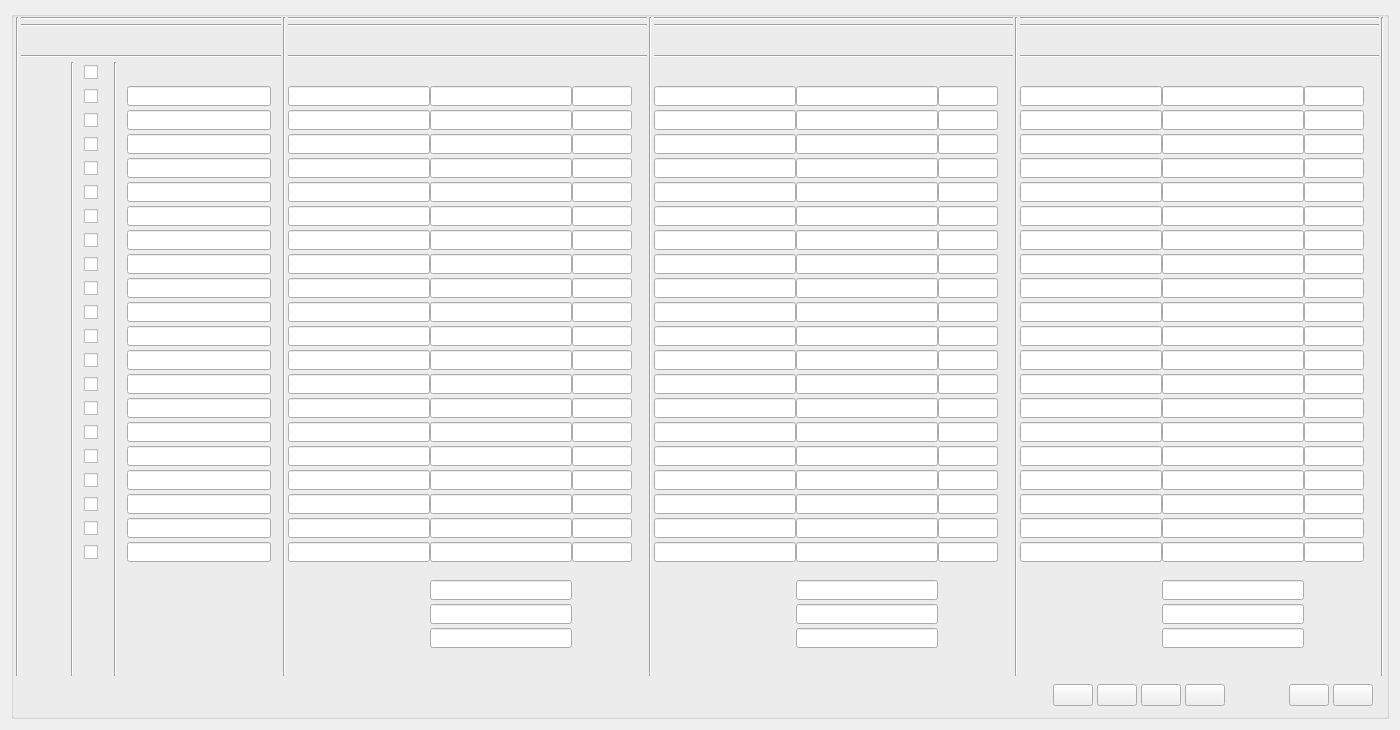
Old version of the form Contor/dialog.ui in the repository cagavriloaie/WFlowLab.
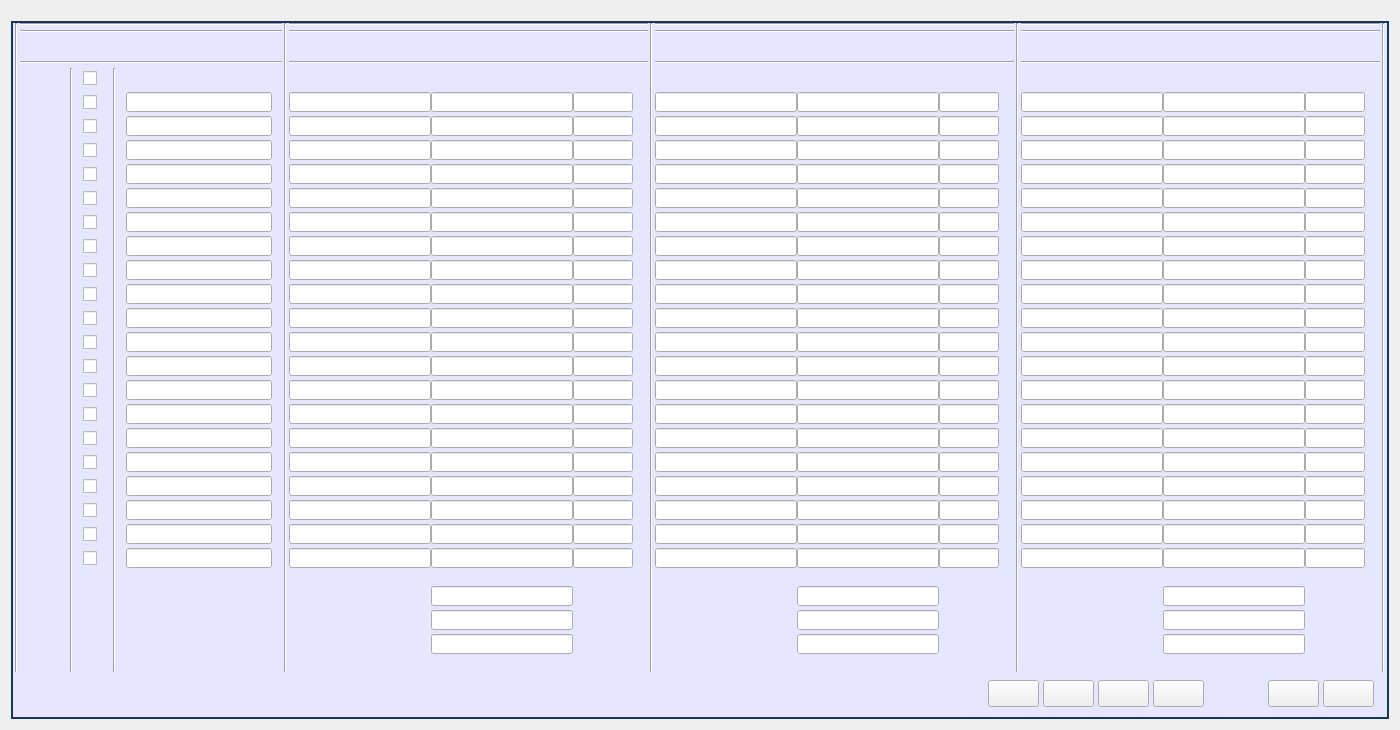
New version of the form. Icons and pictures are not drawn.

```diff
--- a/Contor/dialog.ui
+++ b/Contor/dialog.ui
@@ -33,7 +33,72 @@
     <normaloff>:/images/icons8-blur-80.png</normaloff>:/images/icons8-blur-80.png</iconset>
   </property>
   <property name="styleSheet">
-   <string notr="true">QEdit 
+   <string notr="true">QLabel 
+{
+	font-family: &quot;Segoe UI&quot;;
+	font-size: 12pt;
+}
+
+
+QPushButton 
+{
+	font-family: &quot;Segoe UI&quot;;
+	font-size: 12pt;
+}
+
+QComboBox 
+{
+	font-family: &quot;Segoe UI&quot;;
+	font-size: 12pt;
+}
+
+QGroupBox  {
+    border: 2px solid gray;
+    border-color: #FF17365D;
+    background-color: #E6E6FF;
+	font-family: &quot;Segoe UI&quot;;
+	font-size: 12pt;
+    margin-top: 10px;
+}
+
+QGroupBox::title {
+    subcontrol-origin: margin;
+    left: 7px;
+    padding: -5px 5px 0px 5px;
+}
+
+QMenu {
+    background-color: white;
+    margin: 2px; /* some spacing around the menu */
+}
+
+QMenu::item {
+    padding: 2px 25px 2px 20px;
+    border: 1px solid transparent; /* reserve space for selection border */
+}
+
+QMenu::item:selected {
+    border-color: darkblue;
+    background: rgba(100, 100, 100, 150);
+}
+
+QRadioButton::indicator {
+    width:                  10px;
+    height:                 10px;
+    border-radius:       7px;
+}
+
+QRadioButton::indicator:checked {
+    background-color:       black;
+    border:                         4px;
+}
+
+QRadioButton::indicator:unchecked {
+    background-color:       white;
+    border:                         4px;
+}
+
+QEdit 
 {
 	font-family: &quot;Segoe UI&quot;;
 	font-size: 12pt;
@@ -73,6 +138,7 @@
        </property>
        <property name="font">
         <font>
+         <family>Segoe UI</family>
          <pointsize>12</pointsize>
         </font>
        </property>
@@ -242,7 +308,8 @@
                   </property>
                   <property name="font">
                    <font>
-                    <pointsize>9</pointsize>
+                    <family>Segoe UI</family>
+                    <pointsize>12</pointsize>
                    </font>
                   </property>
                   <property name="text">
@@ -269,7 +336,8 @@
                   </property>
                   <property name="font">
                    <font>
-                    <pointsize>9</pointsize>
+                    <family>Segoe UI</family>
+                    <pointsize>12</pointsize>
                    </font>
                   </property>
                   <property name="text">
@@ -296,7 +364,8 @@
                   </property>
                   <property name="font">
                    <font>
-                    <pointsize>9</pointsize>
+                    <family>Segoe UI</family>
+                    <pointsize>12</pointsize>
                    </font>
                   </property>
                   <property name="text">
@@ -323,7 +392,8 @@
                   </property>
                   <property name="font">
                    <font>
-                    <pointsize>9</pointsize>
+                    <family>Segoe UI</family>
+                    <pointsize>12</pointsize>
                    </font>
                   </property>
                   <property name="text">
@@ -350,7 +420,8 @@
                   </property>
                   <property name="font">
                    <font>
-                    <pointsize>9</pointsize>
+                    <family>Segoe UI</family>
+                    <pointsize>12</pointsize>
                    </font>
                   </property>
                   <property name="text">
@@ -377,7 +448,8 @@
                   </property>
                   <property name="font">
                    <font>
-                    <pointsize>9</pointsize>
+                    <family>Segoe UI</family>
+                    <pointsize>12</pointsize>
                    </font>
                   </property>
                   <property name="text">
@@ -404,7 +476,8 @@
                   </property>
                   <property name="font">
                    <font>
-                    <pointsize>9</pointsize>
+                    <family>Segoe UI</family>
+                    <pointsize>12</pointsize>
                    </font>
                   </property>
                   <property name="text">
@@ -431,7 +504,8 @@
                   </property>
                   <property name="font">
                    <font>
-                    <pointsize>9</pointsize>
+                    <family>Segoe UI</family>
+                    <pointsize>12</pointsize>
                    </font>
                   </property>
                   <property name="text">
@@ -458,7 +532,8 @@
                   </property>
                   <property name="font">
                    <font>
-                    <pointsize>9</pointsize>
+                    <family>Segoe UI</family>
+                    <pointsize>12</pointsize>
                    </font>
                   </property>
                   <property name="text">
@@ -485,7 +560,8 @@
                   </property>
                   <property name="font">
                    <font>
-                    <pointsize>9</pointsize>
+                    <family>Segoe UI</family>
+                    <pointsize>12</pointsize>
                    </font>
                   </property>
                   <property name="text">
@@ -512,7 +588,8 @@
                   </property>
                   <property name="font">
                    <font>
-                    <pointsize>9</pointsize>
+                    <family>Segoe UI</family>
+                    <pointsize>12</pointsize>
                    </font>
                   </property>
                   <property name="text">
@@ -539,7 +616,8 @@
                   </property>
                   <property name="font">
                    <font>
-                    <pointsize>9</pointsize>
+                    <family>Segoe UI</family>
+                    <pointsize>12</pointsize>
                    </font>
                   </property>
                   <property name="text">
@@ -566,7 +644,8 @@
                   </property>
                   <property name="font">
                    <font>
-                    <pointsize>9</pointsize>
+                    <family>Segoe UI</family>
+                    <pointsize>12</pointsize>
                    </font>
                   </property>
                   <property name="text">
@@ -593,7 +672,8 @@
                   </property>
                   <property name="font">
                    <font>
-                    <pointsize>9</pointsize>
+                    <family>Segoe UI</family>
+                    <pointsize>12</pointsize>
                    </font>
                   </property>
                   <property name="text">
@@ -620,7 +700,8 @@
                   </property>
                   <property name="font">
                    <font>
-                    <pointsize>9</pointsize>
+                    <family>Segoe UI</family>
+                    <pointsize>12</pointsize>
                    </font>
                   </property>
                   <property name="text">
@@ -647,7 +728,8 @@
                   </property>
                   <property name="font">
                    <font>
-                    <pointsize>9</pointsize>
+                    <family>Segoe UI</family>
+                    <pointsize>12</pointsize>
                    </font>
                   </property>
                   <property name="text">
@@ -674,7 +756,8 @@
                   </property>
                   <property name="font">
                    <font>
-                    <pointsize>9</pointsize>
+                    <family>Segoe UI</family>
+                    <pointsize>12</pointsize>
                    </font>
                   </property>
                   <property name="text">
@@ -701,7 +784,8 @@
                   </property>
                   <property name="font">
                    <font>
-                    <pointsize>9</pointsize>
+                    <family>Segoe UI</family>
+                    <pointsize>12</pointsize>
                    </font>
                   </property>
                   <property name="text">
@@ -728,7 +812,8 @@
                   </property>
                   <property name="font">
                    <font>
-                    <pointsize>9</pointsize>
+                    <family>Segoe UI</family>
+                    <pointsize>12</pointsize>
                    </font>
                   </property>
                   <property name="text">
@@ -755,7 +840,8 @@
                   </property>
                   <property name="font">
                    <font>
-                    <pointsize>9</pointsize>
+                    <family>Segoe UI</family>
+                    <pointsize>12</pointsize>
                    </font>
                   </property>
                   <property name="text">
```
